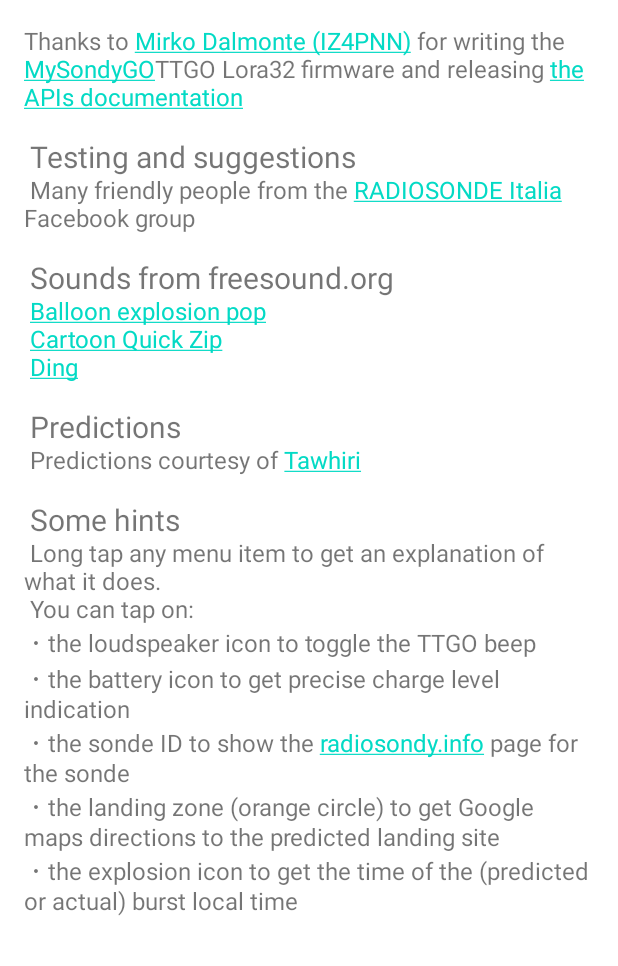
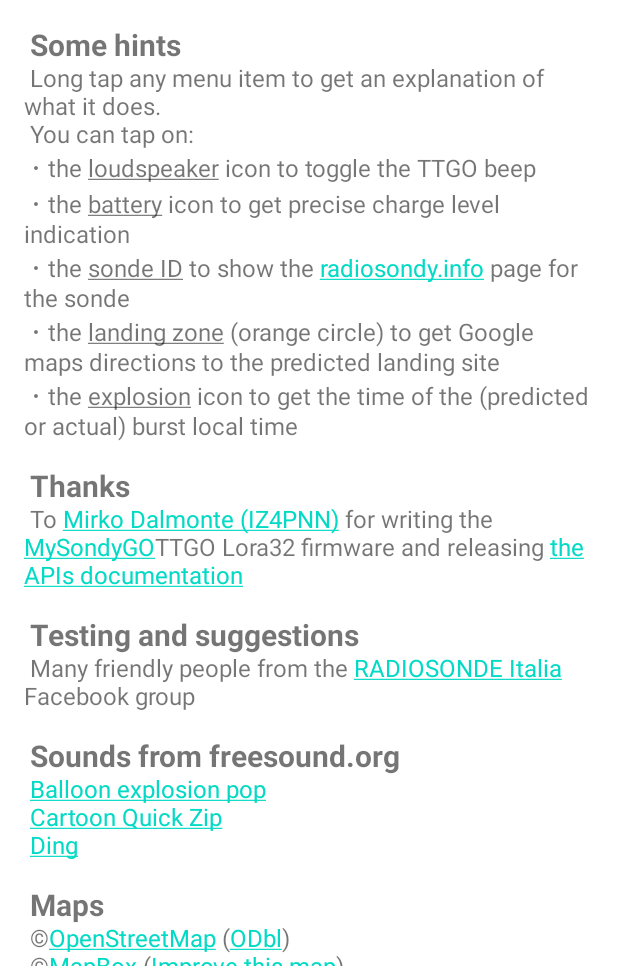
Before and after one commit to buttim/TrovaLaSonda, an Android app: the ScrollingActivity screen opened directly, with no data from a screen before it, on a phone screen of 412 x 824 dp, the part 270-1236 px from its top. Run offline under Robolectric (Android 15) with nearby library versions, the phone set to English and light mode, and no system bars; our stand-ins replace RxJava; libraries missing offline, so code that uses them is left out: com.harrysoft.androidbluetoothserial, org.osmdroid.config, org.osmdroid.events, org.osmdroid.tileprovider, org.osmdroid.util and 1 more.

Commit message:
enhances colors for both light and dark themes

```diff
--- a/app/src/main/java/eu/ydiaeresis/trovalasonda/FullscreenActivity.kt
+++ b/app/src/main/java/eu/ydiaeresis/trovalasonda/FullscreenActivity.kt
@@ -473,7 +473,7 @@
             updateSondeDirection()
         }
         timeLastSeen = Instant.now()
-        if (nPositionsReceived>10 && lastPrediction==null || Instant.now().epochSecond-lastPrediction!!.epochSecond>60) {
+        if (nPositionsReceived>10 && lastPrediction==null || Instant.now().epochSecond-(lastPrediction?.epochSecond?:0)>60) {
             lastPrediction=Instant.now()
             predict(lat,lon,alt)
         }
--- a/app/src/main/java/eu/ydiaeresis/trovalasonda/ScrollingActivity.kt
+++ b/app/src/main/java/eu/ydiaeresis/trovalasonda/ScrollingActivity.kt
@@ -3,9 +3,6 @@
 import android.os.Bundle
 import android.text.method.LinkMovementMethod
 import android.view.MenuItem
-import com.google.android.material.appbar.CollapsingToolbarLayout
-import com.google.android.material.floatingactionbutton.FloatingActionButton
-import com.google.android.material.snackbar.Snackbar
 import androidx.appcompat.app.AppCompatActivity
 import eu.ydiaeresis.trovalasonda.databinding.ActivityScrollingBinding
 
@@ -20,13 +17,13 @@
 
         setSupportActionBar(findViewById(R.id.toolbar))
         supportActionBar?.setDisplayHomeAsUpEnabled(true)
-        binding.toolbarLayout.title = "${title} ${BuildConfig.VERSION_NAME}"
+        binding.toolbarLayout.title = "$title ${BuildConfig.VERSION_NAME}"
         binding.content.text?.movementMethod= LinkMovementMethod.getInstance()
     }
 
     override fun onOptionsItemSelected(item: MenuItem): Boolean {
         return if (item.itemId == android.R.id.home) {
-            onBackPressed()
+            finish()
             true
         } else
             super.onOptionsItemSelected(item)
--- a/app/src/main/res/drawable/target.xml
+++ b/app/src/main/res/drawable/target.xml
@@ -1,22 +1,22 @@
 <?xml version="1.0" encoding="utf-8"?>
 <layer-list xmlns:android="http://schemas.android.com/apk/res/android">
-    <item android:left="25dp" android:right="25dp" android:top="25dp" android:bottom="25dp">
+    <item>
         <shape android:shape="oval">
-            <size android:height="30dp" android:width="30dp"/>
-            <solid android:color="#80ff8000" />
+            <size android:height="10dp" android:width="10dp"/>
+            <stroke android:width="4dp" android:color="#B0ff8000" />
+            <solid android:color="#40ff8000" />
+        </shape>
+    </item>
+    <item android:left="6dp" android:right="6dp" android:top="6dp" android:bottom="6dp">
+        <shape android:shape="oval">
+            <size android:height="10dp" android:width="10dp"/>
+            <stroke android:width="4dp" android:color="#80ff8000" />
         </shape>
     </item>
     <item android:left="12dp" android:right="12dp" android:top="12dp" android:bottom="12dp">
         <shape android:shape="oval">
-            <size android:height="30dp" android:width="30dp"/>
-            <stroke android:width="2dp" android:color="#80ff8000" />
-        </shape>
-    </item>
-    <item>
-        <shape android:shape="oval">
-            <size android:height="30dp" android:width="30dp"/>
-            <stroke android:width="2dp" android:color="#B0ff8000" />
-            <solid android:color="#40ff8000" />
+            <size android:height="8dp" android:width="8dp"/>
+            <solid android:color="#80ff8000" />
         </shape>
     </item>
 </layer-list>
--- a/app/src/main/res/layout/sonde_spinner_entry.xml
+++ b/app/src/main/res/layout/sonde_spinner_entry.xml
@@ -1,6 +1,5 @@
 <?xml version="1.0" encoding="utf-8"?>
 <TextView xmlns:android="http://schemas.android.com/apk/res/android"
-    android:background="#444"
     android:maxLines="1"
     android:layout_width="match_parent"
     android:layout_height="wrap_content"
--- a/app/src/main/res/layout/sondetype.xml
+++ b/app/src/main/res/layout/sondetype.xml
@@ -45,28 +45,34 @@
             android:gravity="center"
             android:layout_marginStart="20sp"
             android:layout_width="25sp"
+            android:theme="@style/NumberPickerText"
             android:layout_height="wrap_content"/>
         <NumberPicker
             android:id="@+id/f10"
             android:layout_width="25sp"
             android:gravity="center"
+            android:theme="@style/NumberPickerText"
             android:layout_height="wrap_content"/>
         <NumberPicker
             android:id="@+id/f1"
             android:layout_width="25sp"
+            android:theme="@style/NumberPickerText"
             android:layout_height="wrap_content"/>
         <NumberPicker
             android:id="@+id/f01"
             android:layout_marginStart="15sp"
             android:layout_width="25sp"
+            android:theme="@style/NumberPickerText"
             android:layout_height="wrap_content"/>
         <NumberPicker
             android:id="@+id/f001"
             android:layout_width="25sp"
+            android:theme="@style/NumberPickerText"
             android:layout_height="wrap_content"/>
         <NumberPicker
             android:id="@+id/f0001"
             android:layout_width="25sp"
+            android:theme="@style/NumberPickerText"
             android:layout_height="wrap_content"/>
 
         <TextView
--- /dev/null
+++ b/app/src/main/res/values-night/colors.xml
@@ -0,0 +1,6 @@
+<?xml version="1.0" encoding="utf-8"?>
+<resources>
+    <color name="spinner_text">#ffEEEEEE</color>
+    <color name="spinner_background1">#FF404040</color>
+    <color name="spinner_background2">#FF606060</color>
+</resources>
--- a/app/src/main/res/values-night/themes.xml
+++ b/app/src/main/res/values-night/themes.xml
@@ -10,7 +10,7 @@
         <item name="colorSecondaryVariant">@color/teal_200</item>
         <item name="colorOnSecondary">@color/black</item>
         <!-- Status bar color. -->
-        <item name="android:statusBarColor" tools:targetApi="l">?attr/colorPrimaryVariant</item>
+        <item name="android:statusBarColor">?attr/colorPrimaryVariant</item>
         <!-- Customize your theme here. -->
     </style>
 
--- a/app/src/main/res/values/colors.xml
+++ b/app/src/main/res/values/colors.xml
@@ -15,4 +15,7 @@
     <color name="light_blue_A200">#FF40C4FF</color>
     <color name="light_blue_A400">#FF00B0FF</color>
     <color name="black_overlay">#66000000</color>
+    <color name="spinner_text">#ff222222</color>
+    <color name="spinner_background1">#ffEEEEEE</color>
+    <color name="spinner_background2">#ffCCCCCC</color>
 </resources>
--- a/app/src/main/res/values/infos.xml
+++ b/app/src/main/res/values/infos.xml
@@ -1,25 +1,31 @@
 <?xml version="1.0" encoding="utf-8"?>
 <resources>
-    <string name="large_text">Thanks to
-<a href='https://www.facebook.com/Dalmonte.Mirko'>Mirko Dalmonte (IZ4PNN)</a> for writing
+    <string name="large_text">
+<b><big>Some hints</big></b>\n
+Long tap any menu item to get an explanation of what it does.\n
+You can tap on:\n
+･ the <u>loudspeaker</u> icon to toggle the TTGO beep\n
+･ the <u>battery</u> icon to get precise charge level indication\n
+･ the <u>sonde ID</u> to show the <a href='https://www.radiosondy.info'>radiosondy.info</a> page for the sonde\n
+･ the <u>landing zone</u> (orange circle) to get Google maps directions to the predicted landing site\n
+･ the <u>explosion</u> icon to get the time of the (predicted or actual) burst local time\n\n
+<b><big>Thanks</big></b>\n
+To <a href='https://www.facebook.com/Dalmonte.Mirko'>Mirko Dalmonte (IZ4PNN)</a> for writing
 the <a href='https://mysondy.altervista.org/mysondygo.php'>MySondyGO</a>TTGO Lora32 firmware and
 releasing <a href='https://download.farenight.it/MySondyGoAPI.pdf'>the APIs documentation</a>\n\n
-<big>Testing and suggestions</big>\n
+<b><big>Testing and suggestions</big></b>\n
 Many friendly people from the
 <a href='https://www.facebook.com/groups/919693011428093'>RADIOSONDE Italia</a> Facebook group\n\n
-<big>Sounds from freesound.org</big>\n
+<b><big>Sounds from freesound.org</big></b>\n
 <a href='https://freesound.org/people/EminYILDIRIM/sounds/541192/'>Balloon explosion pop</a>\n
 <a href='https://freesound.org/people/se2001/sounds/541506'>Cartoon Quick Zip</a>\n
 <a href='https://freesound.org/people/ammaro/sounds/573381'>Ding</a>\n\n
-<big>Predictions</big>\n
-Predictions courtesy of <a href='https://github.com/cuspaceflight/tawhiri'>Tawhiri</a>\n\n
-<big>Some hints</big>\n
-Long tap any menu item to get an explanation of what it does.\n
-You can tap on:\n
-    ･ the <ul>loudspeaker</ul> icon to toggle the TTGO beep\n
-    ･ the <ul>battery</ul> icon to get precise charge level indication\n
-    ･ the <ul>sonde ID</ul> to show the <a href='https://www.radiosondy.info'>radiosondy.info</a> page for the sonde\n
-    ･ the <ul>landing zone</ul> (orange circle) to get Google maps directions to the predicted landing site\n
-    ･ the <ul>explosion</ul> icon to get the time of the (predicted or actual) burst local time\n
+<b><big>Maps</big></b>\n
+©<a href='http://www.openstreetmap.org/copyright'>OpenStreetMap</a> (<a href='https://opendatacommons.org/licenses/odbl/'>ODbl</a>)\n
+©<a href='https://www.mapbox.com/about/maps/'>MapBox</a> (<a href='https://www.mapbox.com/map-feedback/'>Improve this map</a>)\n\n
+<b><big>Libraries</big></b>\n
+<a href='https://github.com/osmdroid/osmdroid'>osmdroid</a> (<a href='https://github.com/osmdroid/osmdroid/blob/master/LICENSE'>Apache-2.0</a>)\n\n
+<b><big>Predictions</big></b>\n
+Predictions courtesy of <a href='https://github.com/cuspaceflight/tawhiri'>Tawhiri</a>
     </string>
 </resources>
--- a/app/src/main/res/values/styles.xml
+++ b/app/src/main/res/values/styles.xml
@@ -7,4 +7,7 @@
         <item name="android:background">@color/black_overlay</item>
         <item name="android:buttonBarStyle">?android:attr/buttonBarStyle</item>
     </style>
+    <style name="NumberPickerText">
+        <item name="android:textSize">40dp</item>
+    </style>
 </resources>
--- a/app/src/main/res/values/themes.xml
+++ b/app/src/main/res/values/themes.xml
@@ -10,7 +10,7 @@
         <item name="colorSecondaryVariant">@color/teal_700</item>
         <item name="colorOnSecondary">@color/black</item>
         <!-- Status bar color. -->
-        <item name="android:statusBarColor" tools:targetApi="l">?attr/colorPrimaryVariant</item>
+        <item name="android:statusBarColor" >?attr/colorPrimaryVariant</item>
         <!-- Customize your theme here. -->
     </style>
 
```
Also changed, not shown: app/src/main/java/eu/ydiaeresis/trovalasonda/Predictions.kt (+40 -2 lines), app/src/main/java/eu/ydiaeresis/trovalasonda/SettingsActivity.kt (+10 -2 lines), app/src/main/java/eu/ydiaeresis/trovalasonda/SondeTypeDialog.kt (+6 -14 lines), 1 other file.
